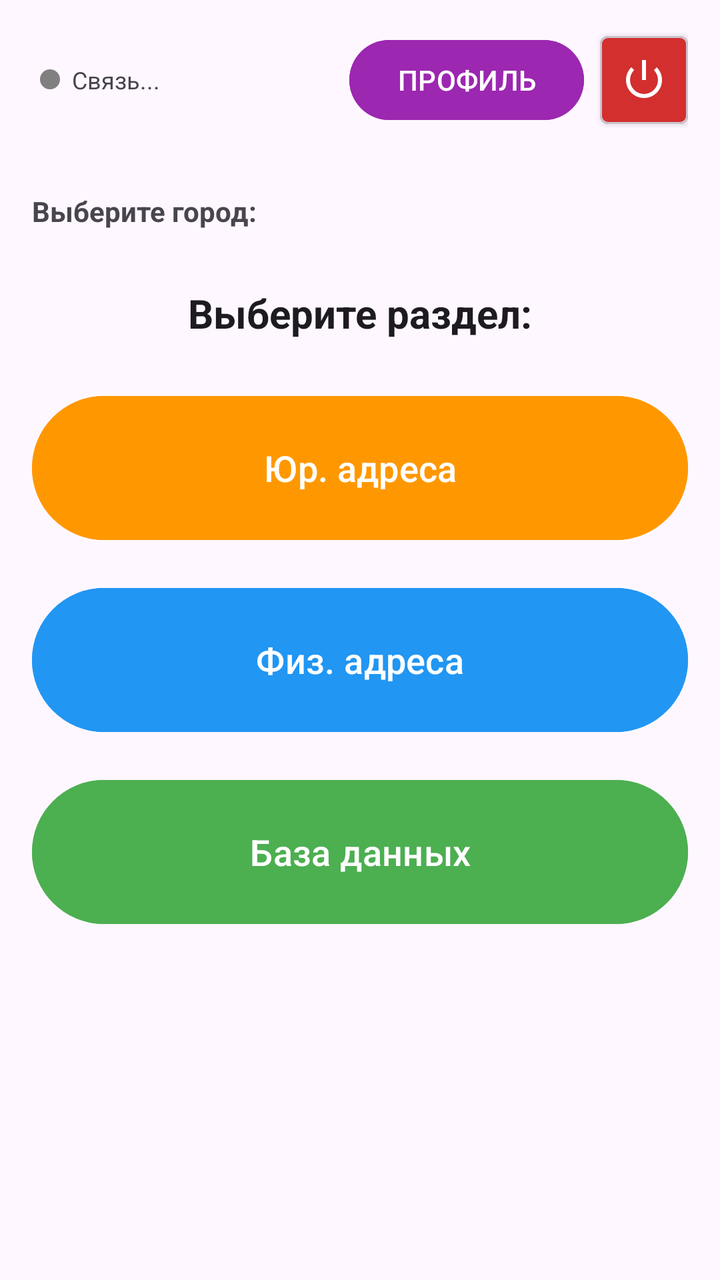
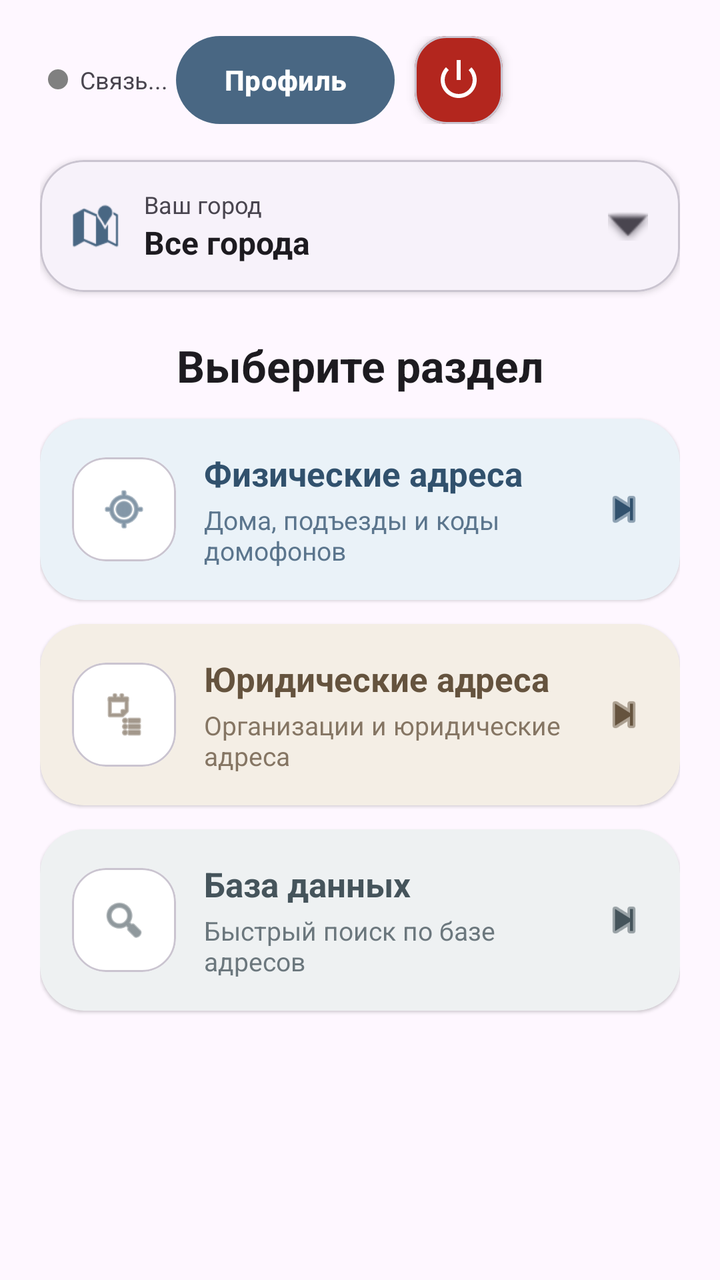

The first picture is an Android layout as it rendered before a commit; the second is the same layout after the commit. The layout source and the unified diff follow.
<!-- AndroidManifest.xml: application theme Theme.BaseHome -->
<!-- res/layout/activity_main.xml -->
<?xml version="1.0" encoding="utf-8"?>
<LinearLayout xmlns:android="http://schemas.android.com/apk/res/android"
    xmlns:app="http://schemas.android.com/apk/res-auto"
    android:layout_width="match_parent"
    android:layout_height="match_parent"
    android:orientation="vertical"
    android:padding="16dp"
    android:fitsSystemWindows="true"
    android:background="?android:attr/windowBackground">

    
    <RelativeLayout
        android:layout_width="match_parent"
        android:layout_height="wrap_content"
        android:layout_marginBottom="32dp">

        
        <LinearLayout
            android:id="@+id/llConnectionStatus"
            android:layout_width="wrap_content"
            android:layout_height="wrap_content"
            android:layout_alignParentStart="true"
            android:layout_centerVertical="true"
            android:orientation="horizontal"
            android:gravity="center_vertical"
            android:padding="4dp">

            <View
                android:id="@+id/vConnectionIndicator"
                android:layout_width="10dp"
                android:layout_height="10dp"
                android:background="@drawable/ic_connection_dot" />

            <TextView
                android:id="@+id/tvConnectionStatus"
                android:layout_width="wrap_content"
                android:layout_height="wrap_content"
                android:layout_marginStart="6dp"
                android:text="Связь..."
                android:textSize="12sp"
                android:textColor="?android:attr/textColorSecondary" />
        </LinearLayout>

        <LinearLayout
            android:layout_width="wrap_content"
            android:layout_height="wrap_content"
            android:layout_alignParentEnd="true"
            android:orientation="horizontal"
            android:gravity="center_vertical">

            <Button
                android:id="@+id/btnProfile"
                android:layout_width="wrap_content"
                android:layout_height="wrap_content"
                android:text="ПРОФИЛЬ"
                android:backgroundTint="#9C27B0"
                android:layout_marginEnd="8dp" />

            <com.google.android.material.card.MaterialCardView
                android:layout_width="44dp"
                android:layout_height="44dp"
                app:cardBackgroundColor="#D32F2F"
                app:cardCornerRadius="4dp"
                app:cardElevation="2dp">

                <ImageButton
                    android:id="@+id/btnLogout"
                    android:layout_width="match_parent"
                    android:layout_height="match_parent"
                    android:src="@android:drawable/ic_lock_power_off"
                    android:background="?android:attr/selectableItemBackground"
                    app:tint="@android:color/white"
                    android:scaleType="centerInside"
                    android:contentDescription="Выйти" />
            </com.google.android.material.card.MaterialCardView>
        </LinearLayout>
    </RelativeLayout>

    
    <LinearLayout
        android:layout_width="match_parent"
        android:layout_height="wrap_content"
        android:orientation="vertical"
        android:layout_marginBottom="20dp">

        <TextView
            android:layout_width="wrap_content"
            android:layout_height="wrap_content"
            android:text="Выберите город:"
            android:textSize="14sp"
            android:textStyle="bold"
            android:textColor="?android:attr/textColorSecondary"
            android:layout_marginBottom="8dp" />

        <HorizontalScrollView
            android:layout_width="match_parent"
            android:layout_height="wrap_content"
            android:scrollbars="none"
            android:overScrollMode="never">

            <com.google.android.material.chip.ChipGroup
                android:id="@+id/chipGroupCities"
                android:layout_width="wrap_content"
                android:layout_height="wrap_content"
                app:singleSelection="true"
                app:selectionRequired="true"
                app:singleLine="true" />
        </HorizontalScrollView>
    </LinearLayout>

    <TextView
        android:layout_width="wrap_content"
        android:layout_height="wrap_content"
        android:layout_gravity="center_horizontal"
        android:layout_marginBottom="24dp"
        android:text="Выберите раздел:"
        android:textColor="?android:attr/textColorPrimary"
        android:textSize="20sp"
        android:textStyle="bold" />

    <Button
        android:id="@+id/btnBusinessSection"
        android:layout_width="match_parent"
        android:layout_height="80dp"
        android:layout_marginBottom="16dp"
        android:backgroundTint="#FF9800"
        android:text="Юр. адреса"
        android:textSize="18sp" />

    <Button
        android:id="@+id/btnPhysicalSection"
        android:layout_width="match_parent"
        android:layout_height="80dp"
        android:layout_marginBottom="16dp"
        android:backgroundTint="#2196F3"
        android:text="Физ. адреса"
        android:textSize="18sp" />

    <Button
        android:id="@+id/btnDatabase"
        android:layout_width="match_parent"
        android:layout_height="80dp"
        android:backgroundTint="#4CAF50"
        android:text="База данных"
        android:textSize="18sp" />

</LinearLayout>
<!-- resources referenced by this layout -->
<resources>
  <!-- drawable ic_connection_dot (drawable) -->
  <?xml version="1.0" encoding="utf-8"?>
  <shape xmlns:android="http://schemas.android.com/apk/res/android"
      android:shape="oval">
      <solid android:color="#808080" />
      <size android:width="10dp" android:height="10dp" />
  </shape>
  <style name="Theme.BaseHome" parent="Base.Theme.BaseHome" />
  <style name="Base.Theme.BaseHome" parent="Theme.Material3.DayNight.NoActionBar">
          
          
      </style>
</resources>

<!-- the commit's change to res/layout/activity_main.xml (unified diff, before → after) -->
@@ -1,18 +1,26 @@
 <?xml version="1.0" encoding="utf-8"?>
-<LinearLayout xmlns:android="http://schemas.android.com/apk/res/android"
+<ScrollView xmlns:android="http://schemas.android.com/apk/res/android"
     xmlns:app="http://schemas.android.com/apk/res-auto"
     android:layout_width="match_parent"
     android:layout_height="match_parent"
-    android:orientation="vertical"
-    android:padding="16dp"
+    android:fillViewport="true"
     android:fitsSystemWindows="true"
     android:background="?android:attr/windowBackground">
 
+    <LinearLayout
+        android:layout_width="match_parent"
+        android:layout_height="wrap_content"
+        android:orientation="vertical"
+        android:paddingStart="20dp"
+        android:paddingTop="18dp"
+        android:paddingEnd="20dp"
+        android:paddingBottom="24dp">
+
     
     <RelativeLayout
         android:layout_width="match_parent"
         android:layout_height="wrap_content"
-        android:layout_marginBottom="32dp">
+        android:layout_marginBottom="18dp">
 
         
         <LinearLayout
@@ -36,7 +44,7 @@
                 android:layout_width="wrap_content"
                 android:layout_height="wrap_content"
                 android:layout_marginStart="6dp"
-                android:text="Связь..."
+                android:text="@string/connection_checking"
                 android:textSize="12sp"
                 android:textColor="?android:attr/textColorSecondary" />
         </LinearLayout>
@@ -44,24 +52,33 @@
         <LinearLayout
             android:layout_width="wrap_content"
             android:layout_height="wrap_content"
+            android:layout_toEndOf="@id/llConnectionStatus"
             android:layout_alignParentEnd="true"
             android:orientation="horizontal"
             android:gravity="center_vertical">
 
-            <Button
+            <com.google.android.material.button.MaterialButton
                 android:id="@+id/btnProfile"
                 android:layout_width="wrap_content"
-                android:layout_height="wrap_content"
-                android:text="ПРОФИЛЬ"
-                android:backgroundTint="#9C27B0"
-                android:layout_marginEnd="8dp" />
+                android:layout_height="44dp"
+                android:layout_marginEnd="10dp"
+                android:insetTop="0dp"
+                android:insetBottom="0dp"
+                android:minHeight="44dp"
+                android:text="@string/profile"
+                android:textAllCaps="false"
+                android:textStyle="bold"
+                android:textColor="@android:color/white"
+                app:backgroundTint="?attr/colorPrimary"
+                app:cornerRadius="22dp"
+                app:elevation="2dp" />
 
             <com.google.android.material.card.MaterialCardView
                 android:layout_width="44dp"
                 android:layout_height="44dp"
-                app:cardBackgroundColor="#D32F2F"
-                app:cardCornerRadius="4dp"
-                app:cardElevation="2dp">
+                app:cardBackgroundColor="?attr/colorError"
+                app:cardCornerRadius="16dp"
+                app:cardElevation="3dp">
 
                 <ImageButton
                     android:id="@+id/btnLogout"
@@ -71,77 +88,284 @@
                     android:background="?android:attr/selectableItemBackground"
                     app:tint="@android:color/white"
                     android:scaleType="centerInside"
-                    android:contentDescription="Выйти" />
+                    android:contentDescription="@string/logout" />
             </com.google.android.material.card.MaterialCardView>
         </LinearLayout>
     </RelativeLayout>
 
+
     
-    <LinearLayout
-        android:layout_width="match_parent"
-        android:layout_height="wrap_content"
-        android:orientation="vertical"
-        android:layout_marginBottom="20dp">
-
-        <TextView
-            android:layout_width="wrap_content"
-            android:layout_height="wrap_content"
-            android:text="Выберите город:"
-            android:textSize="14sp"
-            android:textStyle="bold"
-            android:textColor="?android:attr/textColorSecondary"
-            android:layout_marginBottom="8dp" />
-
-        <HorizontalScrollView
+    <com.google.android.material.card.MaterialCardView
+        android:id="@+id/cardCitySelector"
+        android:layout_width="match_parent"
+        android:layout_height="wrap_content"
+        android:layout_marginBottom="22dp"
+        app:cardCornerRadius="22dp"
+        app:cardElevation="2dp"
+        app:strokeWidth="1dp"
+        app:strokeColor="?attr/colorOutlineVariant"
+        app:cardBackgroundColor="?attr/colorSurfaceContainerLow"
+        android:clickable="true"
+        android:focusable="true"
+        android:foreground="?android:attr/selectableItemBackground">
+
+        <LinearLayout
             android:layout_width="match_parent"
             android:layout_height="wrap_content"
-            android:scrollbars="none"
-            android:overScrollMode="never">
-
-            <com.google.android.material.chip.ChipGroup
-                android:id="@+id/chipGroupCities"
-                android:layout_width="wrap_content"
-                android:layout_height="wrap_content"
-                app:singleSelection="true"
-                app:selectionRequired="true"
-                app:singleLine="true" />
-        </HorizontalScrollView>
-    </LinearLayout>
+            android:orientation="horizontal"
+            android:gravity="center_vertical"
+            android:paddingHorizontal="16dp"
+            android:paddingVertical="14dp">
+
+            <ImageView
+                android:layout_width="24dp"
+                android:layout_height="24dp"
+                android:src="@android:drawable/ic_dialog_map"
+                app:tint="?attr/colorPrimary"
+                android:layout_marginEnd="12dp"
+                android:contentDescription="@string/your_city" />
+
+            <LinearLayout
+                android:layout_width="0dp"
+                android:layout_height="wrap_content"
+                android:layout_weight="1"
+                android:orientation="vertical">
+
+                <TextView
+                    android:layout_width="wrap_content"
+                    android:layout_height="wrap_content"
+                    android:text="@string/your_city"
+                    android:textSize="12sp"
+                    android:textColor="?android:attr/textColorSecondary" />
+
+                <TextView
+                    android:id="@+id/tvSelectedCityName"
+                    android:layout_width="wrap_content"
+                    android:layout_height="wrap_content"
+                    android:text="@string/all_cities"
+                    android:textSize="16sp"
+                    android:textStyle="bold"
+                    android:textColor="?android:attr/textColorPrimary" />
+            </LinearLayout>
+
+            <ImageView
+                android:layout_width="20dp"
+                android:layout_height="20dp"
+                android:src="@android:drawable/arrow_down_float"
+                app:tint="?android:attr/textColorSecondary"
+                android:contentDescription="@string/choose_city" />
+        </LinearLayout>
+    </com.google.android.material.card.MaterialCardView>
 
     <TextView
         android:layout_width="wrap_content"
         android:layout_height="wrap_content"
         android:layout_gravity="center_horizontal"
-        android:layout_marginBottom="24dp"
-        android:text="Выберите раздел:"
+        android:layout_marginBottom="12dp"
+        android:text="@string/main_choose_section"
         android:textColor="?android:attr/textColorPrimary"
-        android:textSize="20sp"
+        android:textSize="22sp"
         android:textStyle="bold" />
 
-    <Button
+    <com.google.android.material.card.MaterialCardView
+        android:id="@+id/btnPhysicalSection"
+        android:layout_width="match_parent"
+        android:layout_height="wrap_content"
+        android:layout_marginBottom="12dp"
+        android:clickable="true"
+        android:focusable="true"
+        android:foreground="?attr/selectableItemBackground"
+        app:cardBackgroundColor="@color/card_bg_physical"
+        app:cardCornerRadius="22dp"
+        app:cardElevation="1dp"
+        app:strokeWidth="0dp">
+
+        <LinearLayout
+            android:layout_width="match_parent"
+            android:layout_height="wrap_content"
+            android:gravity="center_vertical"
+            android:orientation="horizontal"
+            android:padding="16dp">
+
+            <com.google.android.material.card.MaterialCardView
+                android:layout_width="52dp"
+                android:layout_height="52dp"
+                app:cardBackgroundColor="#FFFFFF"
+                app:cardCornerRadius="17dp"
+                app:cardElevation="0dp">
+                <ImageView
+                    android:layout_width="match_parent"
+                    android:layout_height="match_parent"
+                    android:padding="14dp"
+                    android:src="@android:drawable/ic_menu_mylocation"
+                    android:contentDescription="@string/physical_addresses"
+                    app:tint="@color/text_on_card_physical" />
+            </com.google.android.material.card.MaterialCardView>
+
+            <LinearLayout
+                android:layout_width="0dp"
+                android:layout_height="wrap_content"
+                android:layout_marginStart="14dp"
+                android:layout_weight="1"
+                android:orientation="vertical">
+                <TextView
+                    android:layout_width="match_parent"
+                    android:layout_height="wrap_content"
+                    android:text="@string/physical_addresses"
+                    android:textColor="@color/text_on_card_physical"
+                    android:textSize="17sp"
+                    android:textStyle="bold" />
+                <TextView
+                    android:layout_width="match_parent"
+                    android:layout_height="wrap_content"
+                    android:layout_marginTop="3dp"
+                    android:text="@string/physical_addresses_description"
+                    android:textColor="@color/text_on_card_physical"
+                    android:textSize="13sp"
+                    android:alpha="0.78" />
+            </LinearLayout>
+
+            <ImageView
+                android:layout_width="24dp"
+                android:layout_height="24dp"
+                android:src="@android:drawable/ic_media_next"
+                android:contentDescription="@null"
+                app:tint="@color/text_on_card_physical" />
+        </LinearLayout>
+    </com.google.android.material.card.MaterialCardView>
+
+    <com.google.android.material.card.MaterialCardView
         android:id="@+id/btnBusinessSection"
         android:layout_width="match_parent"
-        android:layout_height="80dp"
-        android:layout_marginBottom="16dp"
-        android:backgroundTint="#FF9800"
-        android:text="Юр. адреса"
-        android:textSize="18sp" />
-
-    <Button
-        android:id="@+id/btnPhysicalSection"
-        android:layout_width="match_parent"
-        android:layout_height="80dp"
-        android:layout_marginBottom="16dp"
-        android:backgroundTint="#2196F3"
-        android:text="Физ. адреса"
-        android:textSize="18sp" />
-
-    <Button
+        android:layout_height="wrap_content"
+        android:layout_marginBottom="12dp"
+        android:clickable="true"
+        android:focusable="true"
+        android:foreground="?attr/selectableItemBackground"
+        app:cardBackgroundColor="@color/card_bg_business"
+        app:cardCornerRadius="22dp"
+        app:cardElevation="1dp"
+        app:strokeWidth="0dp">
+
+        <LinearLayout
+            android:layout_width="match_parent"
+            android:layout_height="wrap_content"
+            android:gravity="center_vertical"
+            android:orientation="horizontal"
+            android:padding="16dp">
+
+            <com.google.android.material.card.MaterialCardView
+                android:layout_width="52dp"
+                android:layout_height="52dp"
+                app:cardBackgroundColor="#FFFFFF"
+                app:cardCornerRadius="17dp"
+                app:cardElevation="0dp">
+                <ImageView
+                    android:layout_width="match_parent"
+                    android:layout_height="match_parent"
+                    android:padding="14dp"
+                    android:src="@android:drawable/ic_menu_agenda"
+                    android:contentDescription="@string/business_addresses"
+                    app:tint="@color/text_on_card_business" />
+            </com.google.android.material.card.MaterialCardView>
+
+            <LinearLayout
+                android:layout_width="0dp"
+                android:layout_height="wrap_content"
+                android:layout_marginStart="14dp"
+                android:layout_weight="1"
+                android:orientation="vertical">
+                <TextView
+                    android:layout_width="match_parent"
+                    android:layout_height="wrap_content"
+                    android:text="@string/business_addresses"
+                    android:textColor="@color/text_on_card_business"
+                    android:textSize="17sp"
+                    android:textStyle="bold" />
+                <TextView
+                    android:layout_width="match_parent"
+                    android:layout_height="wrap_content"
+                    android:layout_marginTop="3dp"
+                    android:text="@string/business_addresses_description"
+                    android:textColor="@color/text_on_card_business"
+                    android:textSize="13sp"
+                    android:alpha="0.78" />
+            </LinearLayout>
+
+            <ImageView
+                android:layout_width="24dp"
+                android:layout_height="24dp"
+                android:src="@android:drawable/ic_media_next"
+                android:contentDescription="@null"
+                app:tint="@color/text_on_card_business" />
+        </LinearLayout>
+    </com.google.android.material.card.MaterialCardView>
+
+    <com.google.android.material.card.MaterialCardView
         android:id="@+id/btnDatabase"
         android:layout_width="match_parent"
-        android:layout_height="80dp"
-        android:backgroundTint="#4CAF50"
-        android:text="База данных"
-        android:textSize="18sp" />
-
-</LinearLayout>
+        android:layout_height="wrap_content"
+        android:clickable="true"
+        android:focusable="true"
+        android:foreground="?attr/selectableItemBackground"
+        app:cardBackgroundColor="@color/card_bg_google"
+        app:cardCornerRadius="22dp"
+        app:cardElevation="1dp"
+        app:strokeWidth="0dp">
+
+        <LinearLayout
+            android:layout_width="match_parent"
+            android:layout_height="wrap_content"
+            android:gravity="center_vertical"
+            android:orientation="horizontal"
+            android:padding="16dp">
+
+            <com.google.android.material.card.MaterialCardView
+                android:layout_width="52dp"
+                android:layout_height="52dp"
+                app:cardBackgroundColor="#FFFFFF"
+                app:cardCornerRadius="17dp"
+                app:cardElevation="0dp">
+                <ImageView
+                    android:layout_width="match_parent"
+                    android:layout_height="match_parent"
+                    android:padding="14dp"
+                    android:src="@android:drawable/ic_menu_search"
+                    android:contentDescription="@string/database"
+                    app:tint="@color/text_on_card_google" />
+            </com.google.android.material.card.MaterialCardView>
+
+            <LinearLayout
+                android:layout_width="0dp"
+                android:layout_height="wrap_content"
+                android:layout_marginStart="14dp"
+                android:layout_weight="1"
+                android:orientation="vertical">
+                <TextView
+                    android:layout_width="match_parent"
+                    android:layout_height="wrap_content"
+                    android:text="@string/database"
+                    android:textColor="@color/text_on_card_google"
+                    android:textSize="17sp"
+                    android:textStyle="bold" />
+                <TextView
+                    android:layout_width="match_parent"
+                    android:layout_height="wrap_content"
+                    android:layout_marginTop="3dp"
+                    android:text="@string/database_description"
+                    android:textColor="@color/text_on_card_google"
+                    android:textSize="13sp"
+                    android:alpha="0.78" />
+            </LinearLayout>
+
+            <ImageView
+                android:layout_width="24dp"
+                android:layout_height="24dp"
+                android:src="@android:drawable/ic_media_next"
+                android:contentDescription="@null"
+                app:tint="@color/text_on_card_google" />
+        </LinearLayout>
+    </com.google.android.material.card.MaterialCardView>
+
+    </LinearLayout>
+</ScrollView>
<!-- resource entries referenced after the edit -->
@@ -1,5 +1,11 @@
 <!-- resources referenced by this layout -->
 <resources>
+  <color name="card_bg_business">#F4EEE5</color>
+  <color name="card_bg_google">#EEF1F2</color>
+  <color name="card_bg_physical">#EAF2F8</color>
+  <color name="text_on_card_business">#65533E</color>
+  <color name="text_on_card_google">#45545B</color>
+  <color name="text_on_card_physical">#31516D</color>
   <!-- drawable ic_connection_dot (drawable) -->
   <?xml version="1.0" encoding="utf-8"?>
   <shape xmlns:android="http://schemas.android.com/apk/res/android"
@@ -7,10 +13,35 @@
       <solid android:color="#808080" />
       <size android:width="10dp" android:height="10dp" />
   </shape>
+  <string name="all_cities">Все города</string>
+  <string name="business_addresses">Юридические адреса</string>
+  <string name="business_addresses_description">Организации и юридические адреса</string>
+  <string name="choose_city">Выбрать город</string>
+  <string name="connection_checking">Связь...</string>
+  <string name="database">База данных</string>
+  <string name="database_description">Быстрый поиск по базе адресов</string>
+  <string name="logout">Выйти</string>
+  <string name="main_choose_section">Выберите раздел</string>
+  <string name="physical_addresses">Физические адреса</string>
+  <string name="physical_addresses_description">Дома, подъезды и коды домофонов</string>
+  <string name="profile">Профиль</string>
+  <string name="your_city">Ваш город</string>
   <style name="Theme.BaseHome" parent="Base.Theme.BaseHome" />
   <style name="Base.Theme.BaseHome" parent="Theme.Material3.DayNight.NoActionBar">
-          
-          
+          <item name="colorPrimary">@color/brand_primary</item>
+          <item name="colorSecondary">@color/brand_accent</item>
+          <item name="colorSurface">?android:attr/colorBackground</item>
+          <item name="colorOutline">?android:attr/textColorHint</item>
+          <item name="shapeAppearanceSmallComponent">@style/ShapeAppearance.BaseHome.Small</item>
+          <item name="shapeAppearanceMediumComponent">@style/ShapeAppearance.BaseHome.Medium</item>
+      </style>
+  <color name="brand_primary">#496783</color>
+  <color name="brand_accent">#6A7F6A</color>
+  <style name="ShapeAppearance.BaseHome.Small" parent="ShapeAppearance.Material3.Corner.Small">
+          <item name="cornerSize">12dp</item>
+      </style>
+  <style name="ShapeAppearance.BaseHome.Medium" parent="ShapeAppearance.Material3.Corner.Medium">
+          <item name="cornerSize">20dp</item>
       </style>
 </resources>
 
